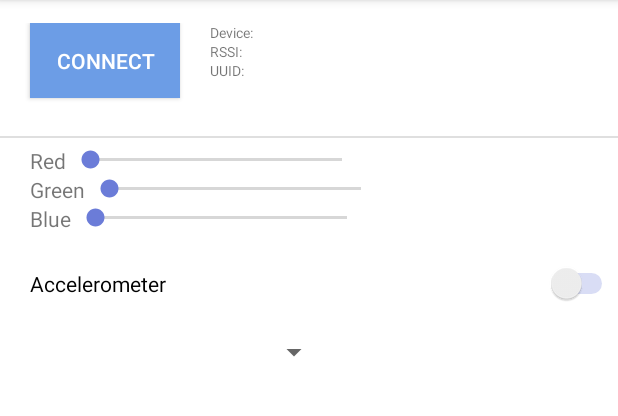
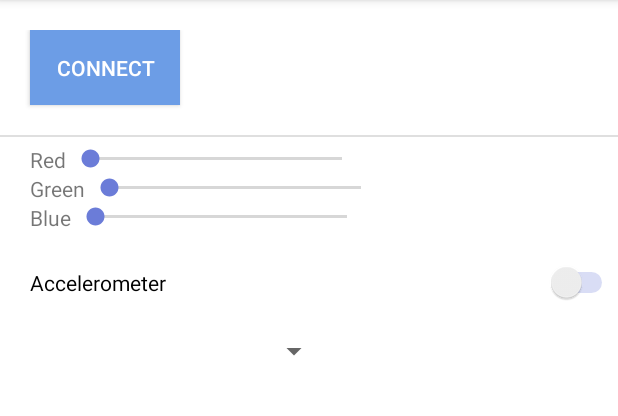
Before and after one commit to christiango/CSE590-Ubiquitous-Computing, an Android app: the MainActivity screen opened directly, with no data from a screen before it, on a phone screen of 412 x 824 dp, the part 84-500 px from its top. Run offline under Robolectric (Android 15) with nearby library versions, the light colour scheme and no system bars; 3 statements that could not run were skipped.

Commit message:
Ux cleanup

```diff
--- a/SmartNightLight/Android/app/src/main/AndroidManifest.xml
+++ b/SmartNightLight/Android/app/src/main/AndroidManifest.xml
@@ -27,7 +27,9 @@
         android:roundIcon="@mipmap/ic_launcher_round"
         android:supportsRtl="true"
         android:theme="@style/AppTheme">
-        <activity android:name=".MainActivity">
+        <activity
+            android:name=".MainActivity"
+            android:screenOrientation="portrait">
             <intent-filter>
                 <action android:name="android.intent.action.MAIN" />
 
--- a/SmartNightLight/Android/app/src/main/java/go/christian/smartnightlight/MainActivity.java
+++ b/SmartNightLight/Android/app/src/main/java/go/christian/smartnightlight/MainActivity.java
@@ -60,9 +60,6 @@ public class MainActivity extends AppCompatActivity implements SensorEventListen
 
   // Declare all variables associated with the UI components
   private Button mConnectBtn = null;
-  private TextView mDeviceName = null;
-  private TextView mRssiValue = null;
-  private TextView mUUID = null;
   private SeekBar mRedSeekBar = null;
   private SeekBar mGreenSeekBar = null;
   private SeekBar mBlueSeekBar = null;
@@ -137,9 +134,6 @@ public class MainActivity extends AppCompatActivity implements SensorEventListen
     flag = false;
     mConnState = false;
     mConnectBtn.setText("Connect");
-    mRssiValue.setText("");
-    mDeviceName.setText("");
-    mUUID.setText("");
   }
 
   private void setButtonEnable() {
@@ -164,19 +158,11 @@ public class MainActivity extends AppCompatActivity implements SensorEventListen
 
             getGattService(mBluetoothLeService.getSupportedGattService());
           } else if (RBLService.ACTION_GATT_RSSI.equals(action)) {
-            displayData(intent.getStringExtra(RBLService.EXTRA_DATA));
+
           }
         }
       };
 
-  // Display the received RSSI on the interface
-  private void displayData(String data) {
-    if (data != null) {
-      mRssiValue.setText(data);
-      mDeviceName.setText(mBluetoothDeviceName);
-      mUUID.setText(mBluetoothDeviceUUID);
-    }
-  }
 
   // Get Gatt service information for setting up the communication
   private void getGattService(BluetoothGattService gattService) {
@@ -307,9 +293,6 @@ public class MainActivity extends AppCompatActivity implements SensorEventListen
 
     // Associate all UI components with variables
     mConnectBtn = (Button) findViewById(R.id.connectBtn);
-    mDeviceName = (TextView) findViewById(R.id.deviceName);
-    mRssiValue = (TextView) findViewById(R.id.rssiValue);
-    mUUID = (TextView) findViewById(R.id.uuidValue);
 
     // Connection button click event
     mConnectBtn.setOnClickListener(
--- a/SmartNightLight/Android/app/src/main/res/layout/activity_main.xml
+++ b/SmartNightLight/Android/app/src/main/res/layout/activity_main.xml
@@ -8,17 +8,11 @@
     android:orientation="vertical"
     tools:context="go.christian.smartnightlight.MainActivity">
 
-    <RelativeLayout
-        android:layout_width="match_parent"
-        android:layout_height="wrap_content"
-        android:paddingBottom="5dp"
-        android:paddingTop="15dp">
-
     <LinearLayout
         android:layout_width="match_parent"
         android:layout_height="60dp"
         android:orientation="horizontal"
-            android:padding="0dp">
+        android:layout_marginTop="20dp">
 
         <Button
             android:id="@+id/connectBtn"
@@ -30,87 +24,7 @@
             android:background="#6c9de6"
             android:text="CONNECT"
             android:textColor="#fff" />
-
-            <LinearLayout
-                android:layout_width="match_parent"
-                android:layout_height="60dp"
-                android:layout_marginLeft="20dp"
-                android:layout_marginRight="20dp"
-                android:orientation="vertical"
-                android:padding="0dp">
-
-                <LinearLayout
-                    android:layout_width="match_parent"
-                    android:layout_height="wrap_content"
-                    android:layout_marginLeft="0dp"
-                    android:layout_marginRight="0dp"
-                    android:orientation="horizontal"
-                    android:padding="0dp">
-
-                    <TextView
-                        android:layout_width="wrap_content"
-                        android:layout_height="wrap_content"
-                        android:text="Device:"
-                        android:textSize="9dp" />
-
-                    <TextView
-                        android:id="@+id/deviceName"
-                        android:layout_width="match_parent"
-                        android:layout_height="wrap_content"
-                        android:layout_marginLeft="5dp"
-                        android:text=""
-                        android:textSize="9dp" />
     </LinearLayout>
-
-                <LinearLayout
-                    android:layout_width="match_parent"
-                    android:layout_height="wrap_content"
-                    android:layout_marginLeft="0dp"
-                    android:layout_marginRight="0dp"
-                    android:orientation="horizontal"
-                    android:padding="0dp">
-
-                    <TextView
-                        android:layout_width="wrap_content"
-                        android:layout_height="wrap_content"
-                        android:text="RSSI:"
-                        android:textSize="9dp" />
-
-                    <TextView
-                        android:id="@+id/rssiValue"
-                        android:layout_width="match_parent"
-                        android:layout_height="wrap_content"
-                        android:layout_marginLeft="5dp"
-                        android:text=""
-                        android:textSize="9dp" />
-                </LinearLayout>
-
-                <LinearLayout
-                    android:layout_width="match_parent"
-                    android:layout_height="wrap_content"
-                    android:layout_marginLeft="0dp"
-                    android:layout_marginRight="0dp"
-                    android:orientation="horizontal"
-                    android:padding="0dp">
-
-                    <TextView
-                        android:layout_width="wrap_content"
-                        android:layout_height="wrap_content"
-                        android:text="UUID:"
-                        android:textSize="9dp" />
-
-                    <TextView
-                        android:id="@+id/uuidValue"
-                        android:layout_width="match_parent"
-                        android:layout_height="wrap_content"
-                        android:layout_marginLeft="5dp"
-                        android:text=""
-                        android:textSize="9dp" />
-                </LinearLayout>
-
-            </LinearLayout>
-        </LinearLayout>
-    </RelativeLayout>
 
     <TextView
         android:layout_width="match_parent"
```
Lines whose indentation alone changed are shown as unchanged.
